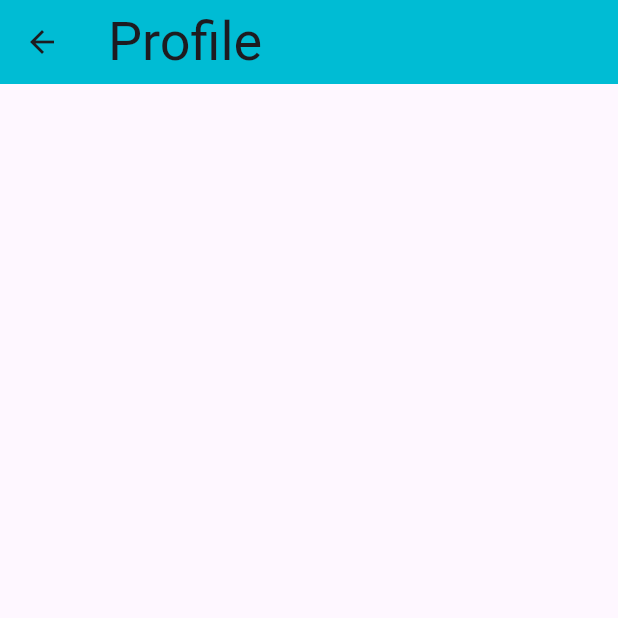
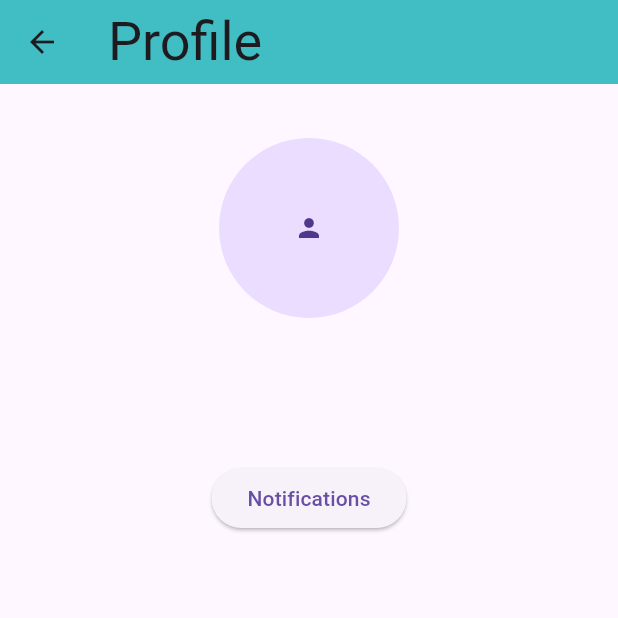
Before and after one commit to ma5hudu/ConnectFriends, a Flutter app: the HomePage screen opened directly, after a tap on "Profile", on a phone screen of 412 x 824 dp, the top half of it. Run offline on Flutter 3.47's test engine with Material 3 defaults, Android fonts, the light colour scheme and no system bars; our stand-ins replace cloud_firestore, firebase_auth, firebase_core; missing offline and left inert: dart:html; accounts and stored records are empty.

Commit message:
user profile

```diff
--- a/lib/homePage.dart
+++ b/lib/homePage.dart
@@ -1,5 +1,5 @@
 import 'package:connect_friends/model/user_view_model.dart';
-import 'package:connect_friends/pages/profile.dart';
+import 'package:connect_friends/pages/my_profile.dart';
 import 'package:connect_friends/pages/search.dart';
 import 'package:flutter/material.dart';
 import 'package:provider/provider.dart';
@@ -17,6 +17,7 @@ class _HomePageState extends State<HomePage> {
     return Scaffold(
       appBar: AppBar(
         title: Text('Home Page'),
+         backgroundColor: Color.fromARGB(255, 64, 190, 195),
       ),
       body: Padding(
         padding: const EdgeInsets.all(10.0),
@@ -28,10 +29,16 @@ class _HomePageState extends State<HomePage> {
               children: [
                 ElevatedButton(
                   onPressed: () {
-                     Navigator.of(context)
-                        .push(MaterialPageRoute(builder: (context) {
-                      return const UserProfile();
-                    }));
+                     Navigator.of(context).push(
+                      MaterialPageRoute(
+                        builder: (context) {
+                          return ChangeNotifierProvider(
+                            create: (context) => UserViewMode(),
+                            child: const UserProfile(),
+                          );
+                        },
+                      ),
+                    );
                   },
                   child: Text('Profile'),
                 ),
--- a/lib/onBording/login.dart
+++ b/lib/onBording/login.dart
@@ -34,6 +34,7 @@ class _SignInPageState extends State<SignInPage> {
     return Scaffold(
       appBar: AppBar(
         title: const Text('Login'),
+         backgroundColor: Color.fromARGB(255, 64, 190, 195),
       ),
       body: Center(
         child: Form(
--- a/lib/onBording/registration.dart
+++ b/lib/onBording/registration.dart
@@ -69,6 +69,7 @@ class _RegistrationScreenState extends State<RegistrationScreen> {
     return Scaffold(
       appBar: AppBar(
         title: const Text('Registration'),
+         backgroundColor: Color.fromARGB(255, 64, 190, 195),
       ),
       body: Center(
         child: Form(
--- /dev/null
+++ b/lib/pages/my_profile.dart
@@ -0,0 +1,73 @@
+import 'package:connect_friends/model/user_view_model.dart';
+import 'package:flutter/material.dart';
+import 'package:provider/provider.dart';
+
+class UserProfile extends StatelessWidget {
+  const UserProfile({Key? key}) : super(key: key);
+
+  @override
+  Widget build(BuildContext context) {
+    return Scaffold(
+      appBar: AppBar(
+        title: Text(
+          "Profile",
+          style: Theme.of(context).textTheme.displaySmall,
+        ),
+        backgroundColor: Color.fromARGB(255, 64, 190, 195),
+      ),
+      body: Consumer<UserViewMode>(
+        builder: (context, userViewModel, child) {
+          // Check if user details are loaded
+          if (userViewModel.currentUser == null) {
+            // User details are not loaded, fetch them
+            userViewModel.loadUserDetails();
+            return Center(child: CircularProgressIndicator());
+          }
+
+          // User details are loaded, display them
+          final currentUser = userViewModel.currentUser!;
+
+          return ListView(
+            padding: EdgeInsets.all(16.0),
+            children: [
+              Center(
+                child: Column(
+                  children: [
+                    const SizedBox(height: 20.0),
+                    const CircleAvatar(
+                      radius: 60.0,
+                      child: Icon(Icons.person, size: 20.0,),
+                    ),
+                    const SizedBox(height: 20.0),
+                    Text(
+                      '${currentUser.name} ${currentUser.surname}',
+                      style: const TextStyle(
+                        fontSize: 16.0,
+                        fontWeight: FontWeight.bold,
+                      ),
+                    ),
+                    const SizedBox(height: 10.0),
+                    Text(
+                      '${currentUser.email}',
+                      style: const TextStyle(
+                        fontSize: 16.0,
+                        fontWeight: FontWeight.normal,
+                      ),
+                    ),
+                    const SizedBox(height: 20.0),
+                    ElevatedButton(
+                      onPressed: () {
+                        // Add your logic for handling notifications
+                      },
+                      child: const Text('Notifications'),
+                    ),
+                  ],
+                ),
+              ),
+            ],
+          );
+        },
+      ),
+    );
+  }
+}
--- a/lib/pages/profile.dart
+++ /dev/null
@@ -1,23 +0,0 @@
-import 'package:flutter/material.dart';
-
-class UserProfile extends StatefulWidget {
-  const UserProfile({super.key});
-
-  @override
-  State<UserProfile> createState() => _UserProfileState();
-}
-
-class _UserProfileState extends State<UserProfile> {
-  @override
-  Widget build(BuildContext context) {
-    return  Scaffold(
-       appBar: AppBar(
-        title: Text(
-          "Profile",
-          style: Theme.of(context).textTheme.displaySmall,
-        ),
-        backgroundColor: Colors.cyan,
-      ),
-    );
-  }
-}
```
Also changed, not shown: lib/first_page.dart (+6 -6 lines), lib/model/user_view_model.dart (+41 -0 lines), lib/pages/friend_profile.dart (added, +66 -0 lines), lib/pages/search.dart (+18 -7 lines).
